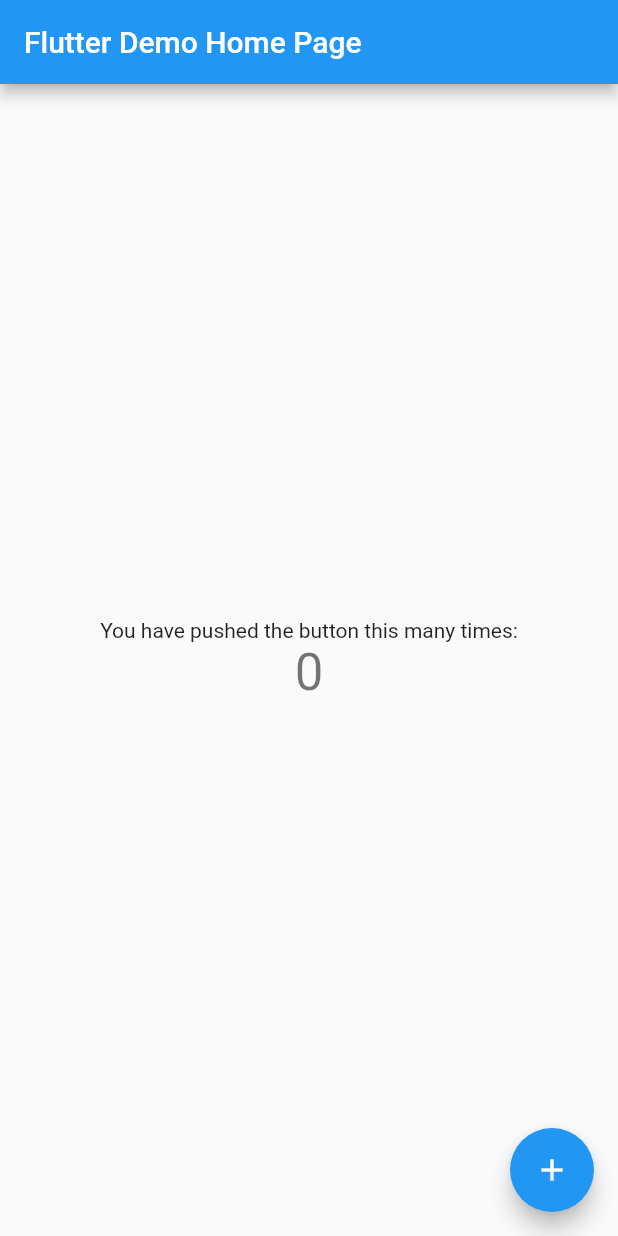
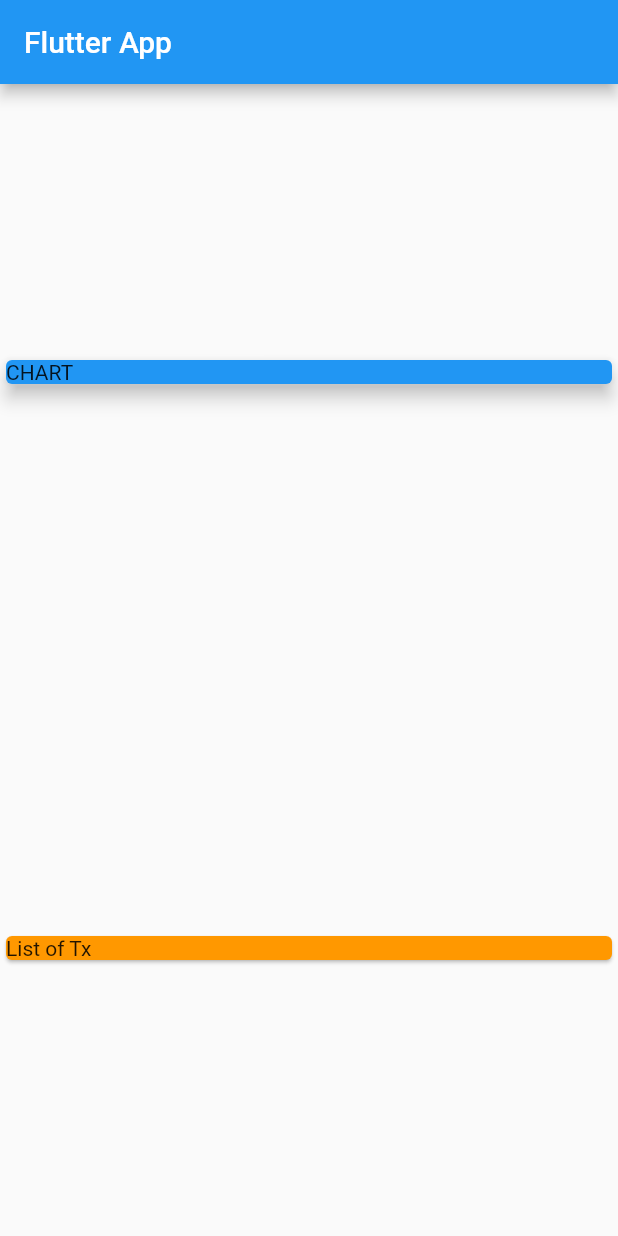
Before and after one commit to sonvotuz/Expense_Tracker, a Flutter app: the screen it shows after launch, on a phone screen of 412 x 824 dp. Run offline on Flutter 3.47's test engine with Material 2 defaults, Android fonts, the phone set to English and light mode, and no system bars.

Commit message:
Update main.dart file

```diff
--- a/lib/main.dart
+++ b/lib/main.dart
@@ -1,113 +1,57 @@
 import 'package:flutter/material.dart';
+import 'package:expense_tracker/transaction.dart';
 
-void main() {
-  runApp(MyApp());
-}
+void main() => runApp(MyApp());
 
 class MyApp extends StatelessWidget {
-  // This widget is the root of your application.
   @override
   Widget build(BuildContext context) {
     return MaterialApp(
       title: 'Flutter Demo',
-      theme: ThemeData(
-        // This is the theme of your application.
-        //
-        // Try running your application with "flutter run". You'll see the
-        // application has a blue toolbar. Then, without quitting the app, try
-        // changing the primarySwatch below to Colors.green and then invoke
-        // "hot reload" (press "r" in the console where you ran "flutter run",
-        // or simply save your changes to "hot reload" in a Flutter IDE).
-        // Notice that the counter didn't reset back to zero; the application
-        // is not restarted.
-        primarySwatch: Colors.blue,
-      ),
-      home: MyHomePage(title: 'Flutter Demo Home Page'),
+      home: ExpenseTrackingApp(),
     );
   }
 }
 
-class MyHomePage extends StatefulWidget {
-  MyHomePage({Key key, this.title}) : super(key: key);
-
-  // This widget is the home page of your application. It is stateful, meaning
-  // that it has a State object (defined below) that contains fields that affect
-  // how it looks.
-
-  // This class is the configuration for the state. It holds the values (in this
-  // case the title) provided by the parent (in this case the App widget) and
-  // used by the build method of the State. Fields in a Widget subclass are
-  // always marked "final".
-
-  final String title;
-
-  @override
-  _MyHomePageState createState() => _MyHomePageState();
-}
-
-class _MyHomePageState extends State<MyHomePage> {
-  int _counter = 0;
-
-  void _incrementCounter() {
-    setState(() {
-      // This call to setState tells the Flutter framework that something has
-      // changed in this State, which causes it to rerun the build method below
-      // so that the display can reflect the updated values. If we changed
-      // _counter without calling setState(), then the build method would not be
-      // called again, and so nothing would appear to happen.
-      _counter++;
-    });
-  }
+class ExpenseTrackingApp extends StatelessWidget {
+  final List<Transaction> transactions = [
+    Transaction(
+      id: 't1',
+      title: 'New Laptop',
+      amount: 1000,
+      date: DateTime.now(),
+    ),
+    Transaction(
+      id: 't2',
+      title: 'Weekly Groceries',
+      amount: 24.7,
+      date: DateTime.now(),
+    ),
+  ];
 
   @override
   Widget build(BuildContext context) {
-    // This method is rerun every time setState is called, for instance as done
-    // by the _incrementCounter method above.
-    //
-    // The Flutter framework has been optimized to make rerunning build methods
-    // fast, so that you can just rebuild anything that needs updating rather
-    // than having to individually change instances of widgets.
     return Scaffold(
-      appBar: AppBar(
-        // Here we take the value from the MyHomePage object that was created by
-        // the App.build method, and use it to set our appbar title.
-        title: Text(widget.title),
-      ),
-      body: Center(
-        // Center is a layout widget. It takes a single child and positions it
-        // in the middle of the parent.
-        child: Column(
-          // Column is also a layout widget. It takes a list of children and
-          // arranges them vertically. By default, it sizes itself to fit its
-          // children horizontally, and tries to be as tall as its parent.
-          //
-          // Invoke "debug painting" (press "p" in the console, choose the
-          // "Toggle Debug Paint" action from the Flutter Inspector in Android
-          // Studio, or the "Toggle Debug Paint" command in Visual Studio Code)
-          // to see the wireframe for each widget.
-          //
-          // Column has various properties to control how it sizes itself and
-          // how it positions its children. Here we use mainAxisAlignment to
-          // center the children vertically; the main axis here is the vertical
-          // axis because Columns are vertical (the cross axis would be
-          // horizontal).
-          mainAxisAlignment: MainAxisAlignment.center,
-          children: <Widget>[
-            Text(
-              'You have pushed the button this many times:',
+        appBar: AppBar(
+          title: Text('Flutter App'),
+        ),
+        body: Column(
+          mainAxisAlignment: MainAxisAlignment.spaceAround,
+          crossAxisAlignment: CrossAxisAlignment.stretch,
+          children: [
+            Container(
+              width: double.infinity,
+              child: Card(
+                color: Colors.blue,
+                child: Text('CHART'),
+                elevation: 5,
+              ),
             ),
-            Text(
-              '$_counter',
-              style: Theme.of(context).textTheme.headline4,
-            ),
+            Card(
+              color: Colors.orange,
+              child: Text('List of Tx'),
+            )
           ],
-        ),
-      ),
-      floatingActionButton: FloatingActionButton(
-        onPressed: _incrementCounter,
-        tooltip: 'Increment',
-        child: Icon(Icons.add),
-      ), // This trailing comma makes auto-formatting nicer for build methods.
-    );
+        ));
   }
 }
```
